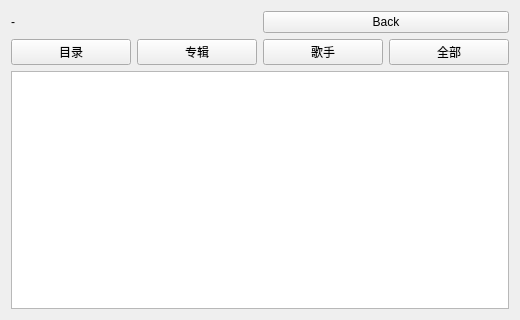
Qt form listwidget.ui (Attention-C7/MusicPlayer) before a commit.
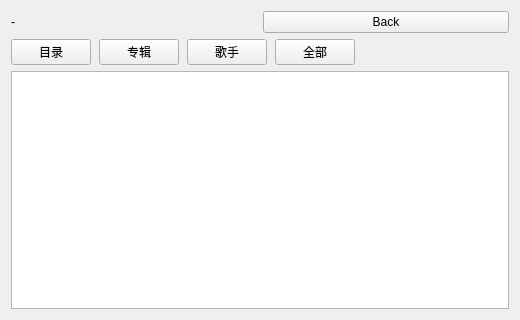
The same form after that commit.

Commit message: feat(library): row delegate with thumb duration highlight and tab underline

The edit to the form file:
```diff
--- a/listwidget.ui
+++ b/listwidget.ui
@@ -34,6 +34,9 @@
    </item>
    <item>
     <layout class="QHBoxLayout" name="horizontalLayout_tabs">
+     <property name="spacing">
+      <number>8</number>
+     </property>
      <item>
       <widget class="QPushButton" name="btn_tab_dir">
        <property name="text">
@@ -62,6 +65,19 @@
        </property>
       </widget>
      </item>
+     <item>
+      <spacer name="horizontalSpacer_tabs">
+       <property name="orientation">
+        <enum>Qt::Horizontal</enum>
+       </property>
+       <property name="sizeHint" stdset="0">
+        <size>
+         <width>40</width>
+         <height>20</height>
+        </size>
+       </property>
+      </spacer>
+     </item>
     </layout>
    </item>
    <item>
```
The commit also changes 5 other files.
